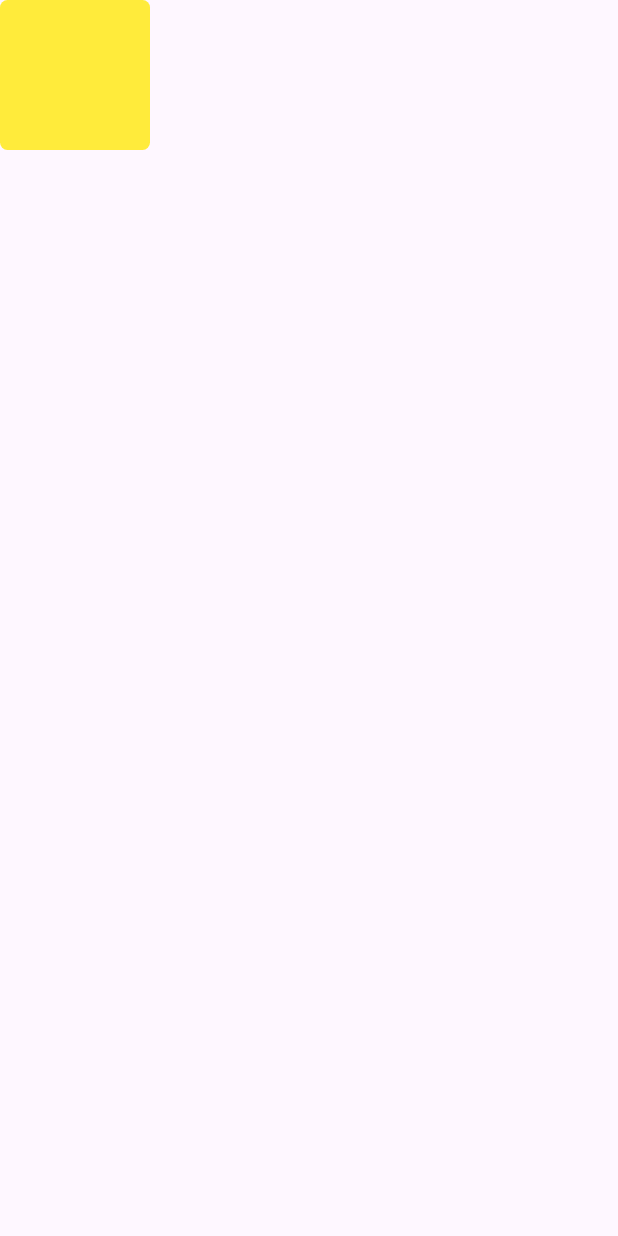
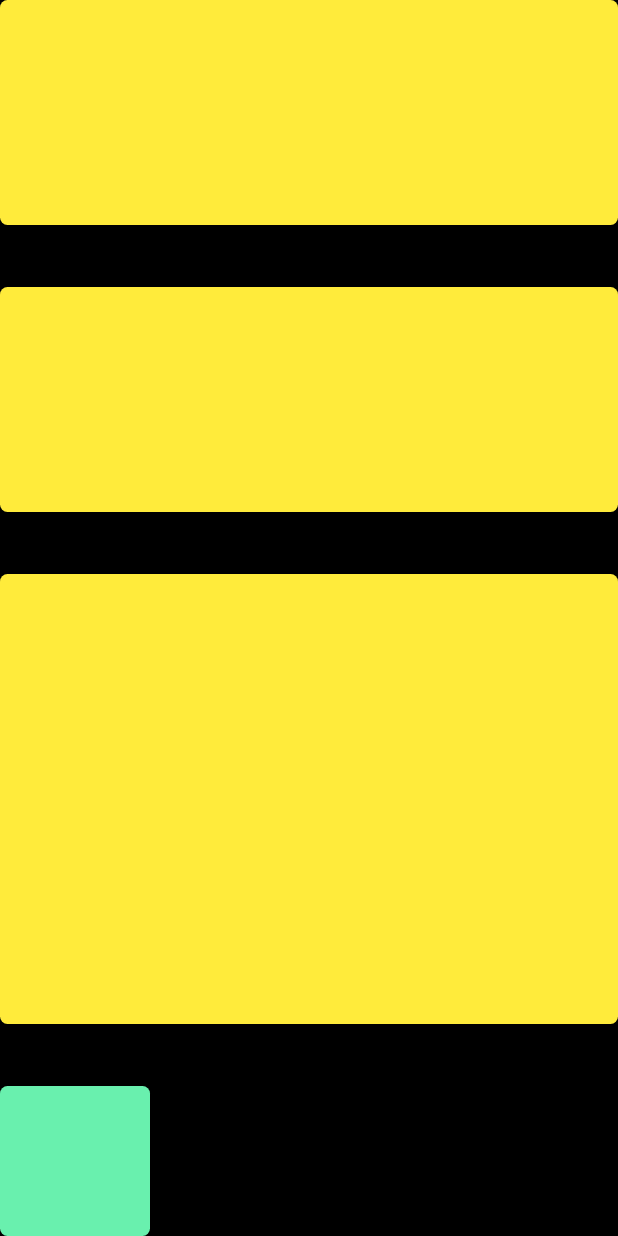
Before and after one commit to Chamara-Dilshan/my_first_app, a Flutter app: the screen it shows after launch, on a phone screen of 412 x 824 dp. Run offline on Flutter 3.47's test engine with Material 3 defaults, Android fonts, the phone set to English and light mode, and no system bars.

Commit message:
Update main.dart

```diff
--- a/lib/main.dart
+++ b/lib/main.dart
@@ -10,18 +10,50 @@ class MyApp extends StatelessWidget {
   @override
   Widget build(BuildContext context) {
     return MaterialApp(
-      home: Scaffold(
+      debugShowCheckedModeBanner: false,
+      home: SafeArea(
+        child: Scaffold(
+          backgroundColor: Colors.black,
           body: Column(
+            mainAxisAlignment: MainAxisAlignment.spaceBetween,
             children: [
               Container(
-              height: 100,
-              width: 100,
+                height: 150,
+                width: double.infinity,
                 decoration: BoxDecoration(
                   color: Colors.yellow,
                   borderRadius: BorderRadius.circular(5),
                 ),
+              ),
+              Container(
+                height: 150,
+                width: double.infinity,
+                decoration: BoxDecoration(
+                  color: Colors.yellow,
+                  borderRadius: BorderRadius.circular(5),
+                ),
+              ),
+              Container(
+                height: 300,
+                width: double.infinity,
+                decoration: BoxDecoration(
+                  color: Colors.yellow,
+                  borderRadius: BorderRadius.circular(5),
+                ),
+              ),
+              Row(
+                children: [
+                  Container(
+                    width: 100,
+                    height: 100,
+                    decoration: BoxDecoration(
+                        color: Colors.greenAccent,
+                        borderRadius: BorderRadius.circular(5)),
                   )
                 ],
+              )
+            ],
+          ),
         ),
       ),
     );
```
Lines whose indentation alone changed are shown as unchanged.
